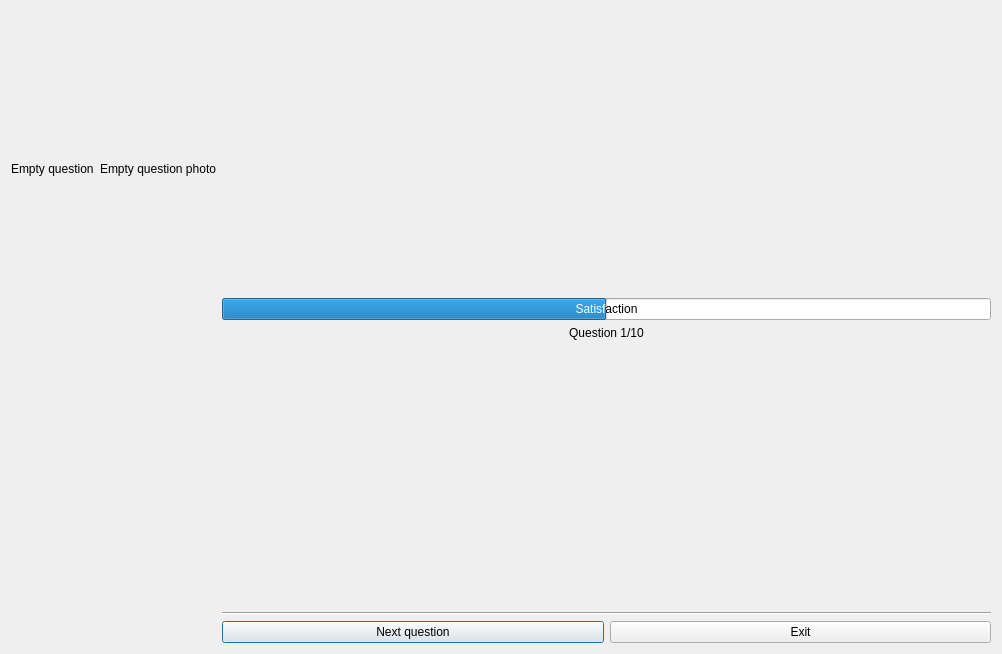
This is hackathon-2023/exam.ui in robilkot/BSUIR-hackathon-2023 as Qt 5 draws it before an edit. The edited form follows.
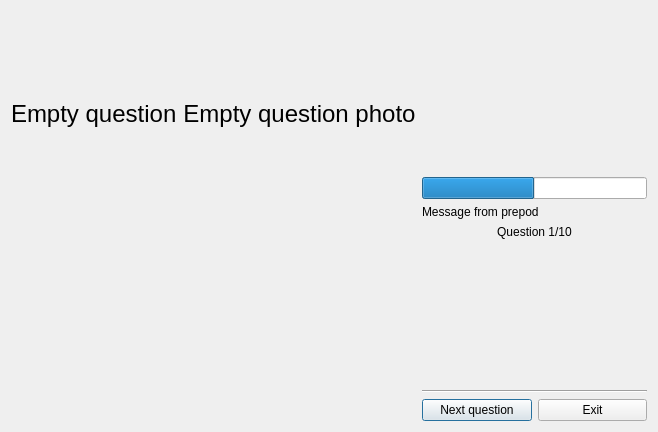
This is the edited form. Icons and pictures are not drawn.

What changed in the file:
```diff
--- a/hackathon-2023/exam.ui
+++ b/hackathon-2023/exam.ui
@@ -9,8 +9,8 @@
    <rect>
     <x>0</x>
     <y>0</y>
-    <width>1002</width>
-    <height>654</height>
+    <width>658</width>
+    <height>432</height>
    </rect>
   </property>
   <property name="windowTitle">
@@ -23,7 +23,7 @@
    <item row="0" column="1">
     <layout class="QVBoxLayout" name="prepodLayout" stretch="0">
      <item>
-      <layout class="QVBoxLayout" name="verticalLayout_3" stretch="0,0,0,0,0,0,0">
+      <layout class="QVBoxLayout" name="verticalLayout_3" stretch="0,0,0,0,0,0,0,0">
        <item>
         <spacer name="verticalSpacer_2">
          <property name="orientation">
@@ -65,13 +65,20 @@
           <bool>false</bool>
          </property>
          <property name="format">
-          <string>Satisfaction</string>
+          <string/>
          </property>
         </widget>
        </item>
        <item>
         <widget class="QLabel" name="prepodMessage">
          <property name="text">
+          <string>Message from prepod</string>
+         </property>
+        </widget>
+       </item>
+       <item>
+        <widget class="QLabel" name="questionNumber">
+         <property name="text">
           <string>Question 1/10</string>
          </property>
          <property name="textFormat">
@@ -130,6 +137,11 @@
       <layout class="QHBoxLayout" name="questionLayout">
        <item>
         <widget class="QLabel" name="questionText">
+         <property name="font">
+          <font>
+           <pointsize>18</pointsize>
+          </font>
+         </property>
          <property name="text">
           <string>Empty question</string>
          </property>
@@ -137,6 +149,11 @@
        </item>
        <item>
         <widget class="QLabel" name="questionPhoto">
+         <property name="font">
+          <font>
+           <pointsize>18</pointsize>
+          </font>
+         </property>
          <property name="text">
           <string>Empty question photo</string>
          </property>
```
